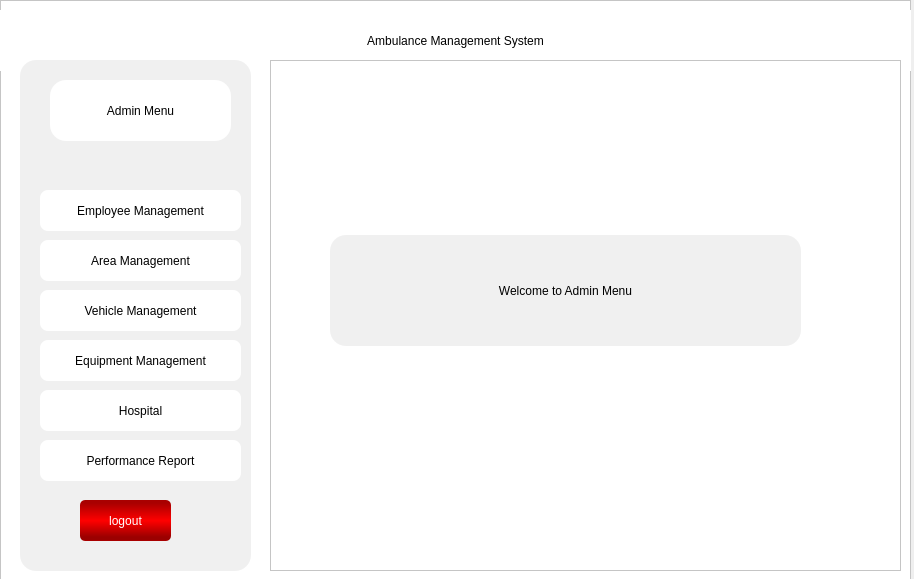
Qt form AdminMenu.ui (MunawarAliAraiz/Ambulance-Management-System) before a commit.
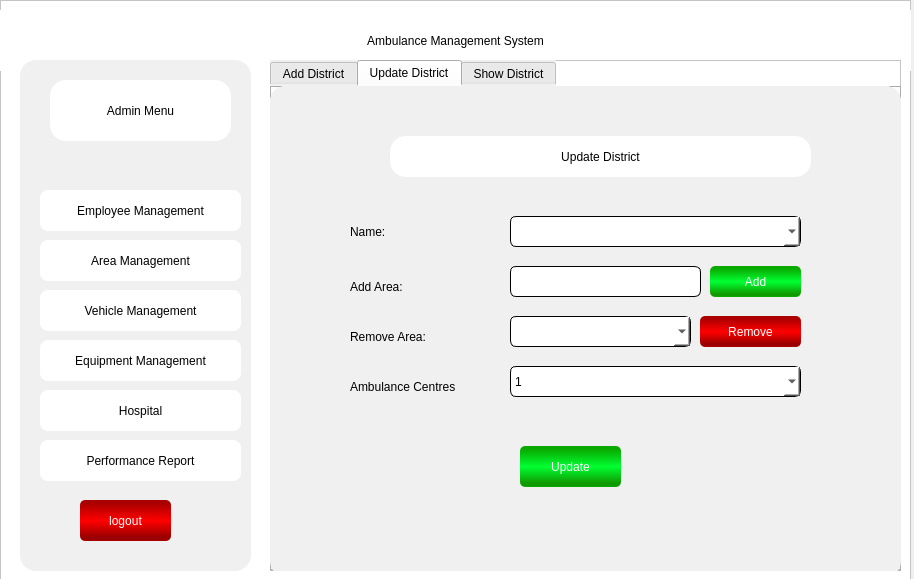
The same form after that commit. The open tabs and pages were chosen to show the change.

```diff
--- a/AdminMenu.ui
+++ b/AdminMenu.ui
@@ -1456,9 +1456,10 @@
           </rect>
          </property>
          <property name="styleSheet">
-          <string notr="true">border-radius:5px;
+          <string notr="true">border-radius:6px;
 background-color: rgb(255, 255, 255);
-font: 75 14pt &quot;News706 BT&quot;;</string>
+font: 75 13pt &quot;News706 BT&quot;;
+border: 1px solid #000000;</string>
          </property>
         </widget>
         <widget class="QTextEdit" name="textEdit_5">
@@ -1471,10 +1472,10 @@
           </rect>
          </property>
          <property name="styleSheet">
-          <string notr="true">background-color: rgb(255, 255, 255);
-font: 75 14pt &quot;News706 BT&quot;;
-border-radius:5px;
-</string>
+          <string notr="true">border-radius:6px;
+background-color: rgb(255, 255, 255);
+font: 75 13pt &quot;News706 BT&quot;;
+border: 1px solid #000000;</string>
          </property>
         </widget>
         <widget class="QLabel" name="label_13">
@@ -1526,10 +1527,10 @@
           </rect>
          </property>
          <property name="styleSheet">
-          <string notr="true">background-color: rgb(255, 255, 255);
-font: 75 14pt &quot;News706 BT&quot;;
-border-radius:5px;
-</string>
+          <string notr="true">border-radius:6px;
+background-color: rgb(255, 255, 255);
+font: 75 13pt &quot;News706 BT&quot;;
+border: 1px solid #000000;</string>
          </property>
         </widget>
         <widget class="QComboBox" name="comboBox_4">
@@ -1542,9 +1543,10 @@
           </rect>
          </property>
          <property name="styleSheet">
-          <string notr="true">background-color: rgb(255, 255, 255);
-font: 75 14pt &quot;News706 BT&quot;;
-border-radius:8px;</string>
+          <string notr="true">border-radius:6px;
+background-color: rgb(255, 255, 255);
+font: 75 13pt &quot;News706 BT&quot;;
+border: 1px solid #000000;</string>
          </property>
          <item>
           <property name="text">
@@ -1679,9 +1681,10 @@
           </rect>
          </property>
          <property name="styleSheet">
-          <string notr="true">border-radius:5px;
+          <string notr="true">border-radius:6px;
 background-color: rgb(255, 255, 255);
-font: 75 14pt &quot;News706 BT&quot;;</string>
+font: 75 13pt &quot;News706 BT&quot;;
+border: 1px solid #000000;</string>
          </property>
         </widget>
         <widget class="QTextEdit" name="textEdit_20">
@@ -1694,9 +1697,10 @@
           </rect>
          </property>
          <property name="styleSheet">
-          <string notr="true">border-radius:5px;
+          <string notr="true">border-radius:6px;
 background-color: rgb(255, 255, 255);
-font: 75 14pt &quot;News706 BT&quot;;</string>
+font: 75 13pt &quot;News706 BT&quot;;
+border: 1px solid #000000;</string>
          </property>
         </widget>
         <widget class="QTextEdit" name="textEdit_21">
@@ -1709,9 +1713,10 @@
           </rect>
          </property>
          <property name="styleSheet">
-          <string notr="true">border-radius:5px;
+          <string notr="true">border-radius:6px;
 background-color: rgb(255, 255, 255);
-font: 75 14pt &quot;News706 BT&quot;;</string>
+font: 75 13pt &quot;News706 BT&quot;;
+border: 1px solid #000000;</string>
          </property>
         </widget>
         <widget class="QLabel" name="label_48">
@@ -1763,9 +1768,10 @@
           </rect>
          </property>
          <property name="styleSheet">
-          <string notr="true">background-color: rgb(255, 255, 255);
-font: 75 14pt &quot;News706 BT&quot;;
-border-radius:8px;</string>
+          <string notr="true">border-radius:6px;
+background-color: rgb(255, 255, 255);
+font: 75 13pt &quot;News706 BT&quot;;
+border: 1px solid #000000;</string>
          </property>
         </widget>
        </widget>
@@ -1909,7 +1915,7 @@
        <enum>QTabWidget::Rounded</enum>
       </property>
       <property name="currentIndex">
-       <number>1</number>
+       <number>0</number>
       </property>
       <widget class="QWidget" name="addVeh">
        <attribute name="title">
@@ -2027,9 +2033,10 @@
           </rect>
          </property>
          <property name="styleSheet">
-          <string notr="true">border-radius:5px;
+          <string notr="true">border-radius:6px;
 background-color: rgb(255, 255, 255);
-font: 75 14pt &quot;News706 BT&quot;;</string>
+font: 75 13pt &quot;News706 BT&quot;;
+border: 1px solid #000000;</string>
          </property>
         </widget>
         <widget class="QLabel" name="label_32">
@@ -2081,10 +2088,10 @@
           </rect>
          </property>
          <property name="styleSheet">
-          <string notr="true">background-color: rgb(255, 255, 255);
-font: 75 14pt &quot;News706 BT&quot;;
-border-radius:5px;
-</string>
+          <string notr="true">border-radius:6px;
+background-color: rgb(255, 255, 255);
+font: 75 13pt &quot;News706 BT&quot;;
+border: 1px solid #000000;</string>
          </property>
         </widget>
         <widget class="QComboBox" name="comboBox_30">
@@ -2097,9 +2104,10 @@
           </rect>
          </property>
          <property name="styleSheet">
-          <string notr="true">background-color: rgb(255, 255, 255);
-font: 75 14pt &quot;News706 BT&quot;;
-border-radius:8px;</string>
+          <string notr="true">border-radius:6px;
+background-color: rgb(255, 255, 255);
+font: 75 13pt &quot;News706 BT&quot;;
+border: 1px solid #000000;</string>
          </property>
          <item>
           <property name="text">
@@ -2122,9 +2130,10 @@
           </rect>
          </property>
          <property name="styleSheet">
-          <string notr="true">background-color: rgb(255, 255, 255);
-font: 75 14pt &quot;News706 BT&quot;;
-border-radius:8px;</string>
+          <string notr="true">border-radius:6px;
+background-color: rgb(255, 255, 255);
+font: 75 13pt &quot;News706 BT&quot;;
+border: 1px solid #000000;</string>
          </property>
          <item>
           <property name="text">
@@ -2299,9 +2308,10 @@
           </rect>
          </property>
          <property name="styleSheet">
-          <string notr="true">border-radius:5px;
+          <string notr="true">border-radius:6px;
 background-color: rgb(255, 255, 255);
-font: 75 14pt &quot;News706 BT&quot;;</string>
+font: 75 13pt &quot;News706 BT&quot;;
+border: 1px solid #000000;</string>
          </property>
         </widget>
         <widget class="QTextEdit" name="textEdit_23">
@@ -2314,9 +2324,10 @@
           </rect>
          </property>
          <property name="styleSheet">
-          <string notr="true">border-radius:5px;
+          <string notr="true">border-radius:6px;
 background-color: rgb(255, 255, 255);
-font: 75 14pt &quot;News706 BT&quot;;</string>
+font: 75 13pt &quot;News706 BT&quot;;
+border: 1px solid #000000;</string>
          </property>
         </widget>
         <widget class="QTextEdit" name="textEdit_24">
@@ -2329,9 +2340,10 @@
           </rect>
          </property>
          <property name="styleSheet">
-          <string notr="true">border-radius:5px;
+          <string notr="true">border-radius:6px;
 background-color: rgb(255, 255, 255);
-font: 75 14pt &quot;News706 BT&quot;;</string>
+font: 75 13pt &quot;News706 BT&quot;;
+border: 1px solid #000000;</string>
          </property>
         </widget>
         <widget class="QLabel" name="label_55">
@@ -2386,9 +2398,10 @@
           <bool>true</bool>
          </property>
          <property name="styleSheet">
-          <string notr="true">background-color: rgb(255, 255, 255);
-font: 75 14pt &quot;News706 BT&quot;;
-border-radius:8px;</string>
+          <string notr="true">border-radius:6px;
+background-color: rgb(255, 255, 255);
+font: 75 13pt &quot;News706 BT&quot;;
+border: 1px solid #000000;</string>
          </property>
         </widget>
        </widget>
@@ -2647,9 +2660,10 @@
           </rect>
          </property>
          <property name="styleSheet">
-          <string notr="true">border-radius:5px;
+          <string notr="true">border-radius:6px;
 background-color: rgb(255, 255, 255);
-font: 75 14pt &quot;News706 BT&quot;;</string>
+font: 75 13pt &quot;News706 BT&quot;;
+border: 1px solid #000000;</string>
          </property>
         </widget>
         <widget class="QTextEdit" name="textEdit_25">
@@ -2662,9 +2676,10 @@
           </rect>
          </property>
          <property name="styleSheet">
-          <string notr="true">border-radius:5px;
+          <string notr="true">border-radius:6px;
 background-color: rgb(255, 255, 255);
-font: 75 14pt &quot;News706 BT&quot;;</string>
+font: 75 13pt &quot;News706 BT&quot;;
+border: 1px solid #000000;</string>
          </property>
         </widget>
         <widget class="QTextEdit" name="textEdit_26">
@@ -2677,10 +2692,10 @@
           </rect>
          </property>
          <property name="styleSheet">
-          <string notr="true">background-color: rgb(255, 255, 255);
-font: 75 14pt &quot;News706 BT&quot;;
-border-radius:5px;
-</string>
+          <string notr="true">border-radius:6px;
+background-color: rgb(255, 255, 255);
+font: 75 13pt &quot;News706 BT&quot;;
+border: 1px solid #000000;</string>
          </property>
         </widget>
         <widget class="QLabel" name="label_37">
@@ -2751,9 +2766,10 @@
           </rect>
          </property>
          <property name="styleSheet">
-          <string notr="true">background-color: rgb(255, 255, 255);
-font: 75 14pt &quot;News706 BT&quot;;
-border-radius:8px;</string>
+          <string notr="true">border-radius:6px;
+background-color: rgb(255, 255, 255);
+font: 75 13pt &quot;News706 BT&quot;;
+border: 1px solid #000000;</string>
          </property>
          <item>
           <property name="text">
@@ -2869,9 +2885,10 @@
           </rect>
          </property>
          <property name="styleSheet">
-          <string notr="true">border-radius:5px;
+          <string notr="true">border-radius:6px;
 background-color: rgb(255, 255, 255);
-font: 75 14pt &quot;News706 BT&quot;;</string>
+font: 75 13pt &quot;News706 BT&quot;;
+border: 1px solid #000000;</string>
          </property>
         </widget>
         <widget class="QLabel" name="label_61">
@@ -2923,9 +2940,10 @@
           </rect>
          </property>
          <property name="styleSheet">
-          <string notr="true">background-color: rgb(255, 255, 255);
-font: 75 14pt &quot;News706 BT&quot;;
-border-radius:8px;</string>
+          <string notr="true">border-radius:6px;
+background-color: rgb(255, 255, 255);
+font: 75 13pt &quot;News706 BT&quot;;
+border: 1px solid #000000;</string>
          </property>
         </widget>
         <widget class="QPushButton" name="pushButton_12">
@@ -2976,9 +2994,10 @@
           </rect>
          </property>
          <property name="styleSheet">
-          <string notr="true">background-color: rgb(255, 255, 255);
-font: 75 14pt &quot;News706 BT&quot;;
-border-radius:8px;</string>
+          <string notr="true">border-radius:6px;
+background-color: rgb(255, 255, 255);
+font: 75 13pt &quot;News706 BT&quot;;
+border: 1px solid #000000;</string>
          </property>
         </widget>
         <widget class="QLabel" name="label_63">
@@ -3010,9 +3029,10 @@
           </rect>
          </property>
          <property name="styleSheet">
-          <string notr="true">background-color: rgb(255, 255, 255);
-font: 75 14pt &quot;News706 BT&quot;;
-border-radius:8px;</string>
+          <string notr="true">border-radius:6px;
+background-color: rgb(255, 255, 255);
+font: 75 13pt &quot;News706 BT&quot;;
+border: 1px solid #000000;</string>
          </property>
          <item>
           <property name="text">
@@ -3342,9 +3362,10 @@
        </rect>
       </property>
       <property name="styleSheet">
-       <string notr="true">border-radius:5px;
+       <string notr="true">border-radius:6px;
 background-color: rgb(255, 255, 255);
-font: 75 14pt &quot;News706 BT&quot;;</string>
+font: 75 13pt &quot;News706 BT&quot;;
+border: 1px solid #000000;</string>
       </property>
      </widget>
      <widget class="QLabel" name="label_76">
@@ -3396,9 +3417,10 @@
        </rect>
       </property>
       <property name="styleSheet">
-       <string notr="true">background-color: rgb(255, 255, 255);
-font: 75 14pt &quot;News706 BT&quot;;
-border-radius:8px;</string>
+       <string notr="true">border-radius:6px;
+background-color: rgb(255, 255, 255);
+font: 75 13pt &quot;News706 BT&quot;;
+border: 1px solid #000000;</string>
       </property>
      </widget>
      <widget class="QPushButton" name="pushButton_16">
@@ -3488,9 +3510,10 @@
        </rect>
       </property>
       <property name="styleSheet">
-       <string notr="true">border-radius:5px;
+       <string notr="true">border-radius:6px;
 background-color: rgb(255, 255, 255);
-font: 75 14pt &quot;News706 BT&quot;;</string>
+font: 75 13pt &quot;News706 BT&quot;;
+border: 1px solid #000000;</string>
       </property>
      </widget>
      <widget class="QLabel" name="label_80">
@@ -3522,9 +3545,10 @@
        </rect>
       </property>
       <property name="styleSheet">
-       <string notr="true">border-radius:5px;
+       <string notr="true">border-radius:6px;
 background-color: rgb(255, 255, 255);
-font: 75 14pt &quot;News706 BT&quot;;</string>
+font: 75 13pt &quot;News706 BT&quot;;
+border: 1px solid #000000;</string>
       </property>
      </widget>
      <widget class="QComboBox" name="comboBox_25">
@@ -3537,9 +3561,10 @@
        </rect>
       </property>
       <property name="styleSheet">
-       <string notr="true">background-color: rgb(255, 255, 255);
-font: 75 14pt &quot;News706 BT&quot;;
-border-radius:8px;</string>
+       <string notr="true">border-radius:6px;
+background-color: rgb(255, 255, 255);
+font: 75 13pt &quot;News706 BT&quot;;
+border: 1px solid #000000;</string>
       </property>
      </widget>
      <widget class="QLabel" name="label_81">
@@ -3571,9 +3596,10 @@
        </rect>
       </property>
       <property name="styleSheet">
-       <string notr="true">border-radius:5px;
+       <string notr="true">border-radius:6px;
 background-color: rgb(255, 255, 255);
-font: 75 14pt &quot;News706 BT&quot;;</string>
+font: 75 13pt &quot;News706 BT&quot;;
+border: 1px solid #000000;</string>
       </property>
      </widget>
      <widget class="QLabel" name="label_82">
@@ -3635,13 +3661,13 @@
     </widget>
     <zorder>Project_Title</zorder>
     <zorder>Side_Tab_Pane</zorder>
+    <zorder>EmployeeTab</zorder>
+    <zorder>WelcomeFrame</zorder>
+    <zorder>VehicleFrame</zorder>
+    <zorder>PerformanceFrame</zorder>
     <zorder>HospitalFrame</zorder>
     <zorder>EquipmentFrame</zorder>
-    <zorder>PerformanceFrame</zorder>
-    <zorder>VehicleFrame</zorder>
     <zorder>AreaFrame</zorder>
-    <zorder>EmployeeTab</zorder>
-    <zorder>WelcomeFrame</zorder>
    </widget>
   </widget>
  </widget>
```
